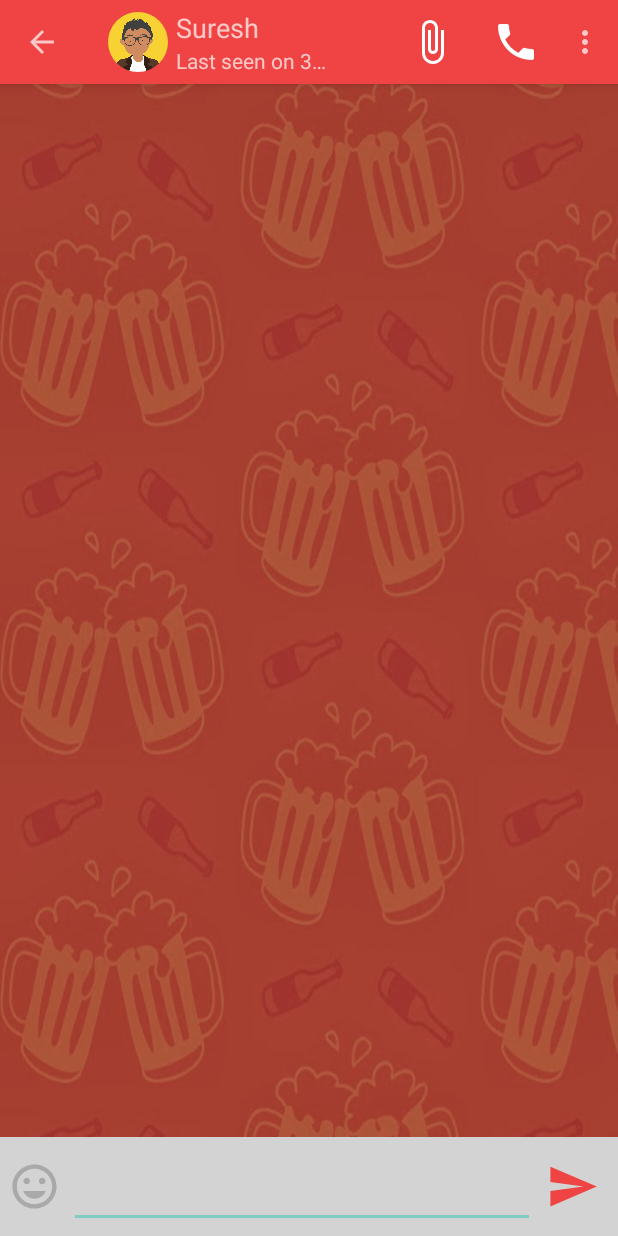
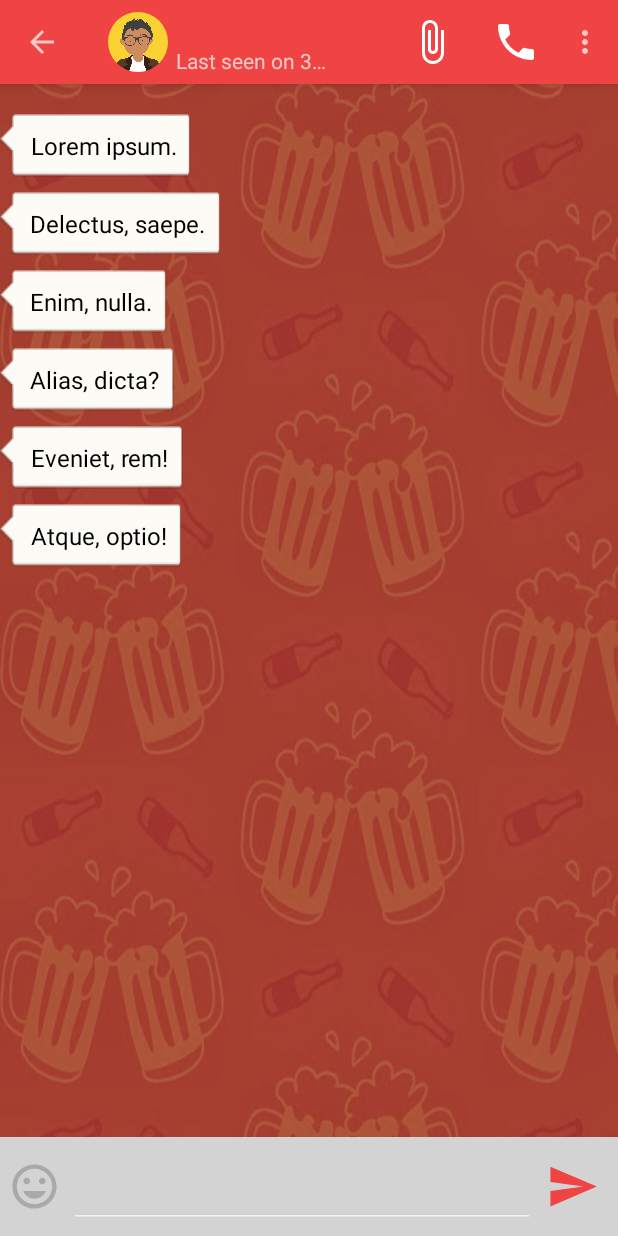
Before and after one commit to lezwon/GigPool, an Android app: the ChatMessagesActivity screen opened directly, with no data from a screen before it, on a phone screen of 412 x 824 dp. Run offline under Robolectric (Android 15) with nearby library versions, the phone set to English and light mode, and no system bars; our stand-ins replace ButterKnife, CircleImageView; libraries missing offline, so code that uses them is left out: com.rockerhieu.emojicon; plain views replace EmojiconEditText; 3 statements that could not run were skipped.

Commit message:
added message ListView added 70% with scaling for main activity

```diff
--- a/app/src/main/AndroidManifest.xml
+++ b/app/src/main/AndroidManifest.xml
@@ -16,7 +16,6 @@
         >
             <intent-filter>
                 <action android:name="android.intent.action.MAIN"/>
-
                 <category android:name="android.intent.category.LAUNCHER"/>
             </intent-filter>
         </activity>
@@ -26,7 +25,7 @@
         </activity>
         <activity
                 android:name=".ChatMessagesActivity"
-                android:windowSoftInputMode="stateVisible|adjustPan"
+                android:windowSoftInputMode="stateUnspecified|adjustPan"
         >
 
             <meta-data
--- a/app/src/main/java/test/lezwon/firstapp/ChatMessagesActivity.java
+++ b/app/src/main/java/test/lezwon/firstapp/ChatMessagesActivity.java
@@ -6,8 +6,9 @@ import android.support.v7.app.ActionBar;
 import android.support.v7.app.AppCompatActivity;
 import android.support.v7.widget.Toolbar;
 import android.view.*;
-import android.widget.Button;
-import butterknife.BindView;
+import android.widget.ArrayAdapter;
+import android.widget.ListView;
+import android.widget.TextView;
 import butterknife.ButterKnife;
 import butterknife.OnClick;
 import com.rockerhieu.emojicon.EmojiconEditText;
@@ -17,6 +18,8 @@ import com.rockerhieu.emojicon.emoji.Emojicon;
 
 //todo attachment button
 //todo emoji/keyboard toggle button
+//todo fix fragemnt change emoji
+//todo popup
 
 public class ChatMessagesActivity extends AppCompatActivity implements Toolbar.OnMenuItemClickListener,
         EmojiconGridFragment.OnEmojiconClickedListener,
@@ -41,10 +44,7 @@ public class ChatMessagesActivity extends AppCompatActivity implements Toolbar.O
         emojiconEditText = (EmojiconEditText) findViewById(R.id.chat_textbox);
         fragmentContainer = (ViewGroup) findViewById(R.id.emojicons_container);
         layoutParams = fragmentContainer.getLayoutParams();
-
         supportFragmentManager.beginTransaction().add(R.id.emojicons_container, emojiconsFragment).commit();
-
-
 
         if(savedInstanceState == null){
             Bundle extras = getIntent().getExtras();
@@ -54,26 +54,26 @@ public class ChatMessagesActivity extends AppCompatActivity implements Toolbar.O
             name = (String) savedInstanceState.getSerializable("EXTRA_CHAT_NAME");
         }
 
-
         /*material design toolbar*/
         Toolbar toolbar = (Toolbar) findViewById(R.id.app_bar);
-        toolbar.setTitle(name);
         setSupportActionBar(toolbar);
 
         /*Get chat toolbar layout*/
         LayoutInflater layoutInflater = (LayoutInflater) getSystemService(LAYOUT_INFLATER_SERVICE);
-        layoutInflater.inflate(R.layout.chat_toolbar_details,toolbar);
+        View toolbarLayout =  layoutInflater.inflate(R.layout.chat_toolbar_details,toolbar);
+        ((TextView)toolbarLayout.findViewById(R.id.chat_name)).setText(name);
+
+        /*Initialize Chat List View*/
+        ListView chatMessagesListView = (ListView) findViewById(R.id.list_chat_messages);
+        ArrayAdapter<String> chatMessagesArrayAdapter = new ArrayAdapter<>(this,R.layout.layout_chat_message,getResources().getStringArray(R.array.dummy_data));
+        chatMessagesListView.setAdapter(chatMessagesArrayAdapter);
 
         /*Initializes action bar abd back button*/
         ActionBar actionBar = getSupportActionBar();
-
         assert actionBar != null;
-
         actionBar.setHomeButtonEnabled(true);
         actionBar.setDisplayHomeAsUpEnabled(true);
-
         toolbar.setOnMenuItemClickListener(this);
-
         this.getWindow().setSoftInputMode(WindowManager.LayoutParams.SOFT_INPUT_STATE_ALWAYS_HIDDEN);
     }
 
--- /dev/null
+++ b/app/src/main/res/drawable/ic_messenger.xml
@@ -0,0 +1,4 @@
+<vector android:height="50dp" android:viewportHeight="24.0"
+    android:viewportWidth="24.0" android:width="100dp" xmlns:android="http://schemas.android.com/apk/res/android">
+    <path android:fillColor="#FFF" android:pathData="M20,2H4c-1.1,0 -2,0.9 -2,2v18l4,-4h14c1.1,0 2,-0.9 2,-2V4c0,-1.1 -0.9,-2 -2,-2z"/>
+</vector>
--- a/app/src/main/res/layout/activity_chat_messages.xml
+++ b/app/src/main/res/layout/activity_chat_messages.xml
@@ -1,17 +1,30 @@
 <?xml version="1.0" encoding="utf-8"?>
-<RelativeLayout
+<LinearLayout
         xmlns:android="http://schemas.android.com/apk/res/android"
         xmlns:tools="http://schemas.android.com/tools"
         xmlns:emojicon="http://schemas.android.com/apk/res-auto"
+        tools:context="test.lezwon.firstapp.ChatMessagesActivity"
         android:layout_width="match_parent"
         android:layout_height="match_parent"
         android:background="@drawable/chat_bg"
         android:orientation="vertical"
-        tools:context="test.lezwon.firstapp.ChatMessagesActivity"
         android:focusable="false"
+        android:animateLayoutChanges="true"
 >
 
         <include layout="@layout/app_bar"/>
+
+        <ListView
+                android:layout_marginTop="20dp"
+                android:id="@+id/list_chat_messages"
+                android:layout_width="match_parent"
+                android:layout_height="0dp"
+                android:dividerHeight="10sp"
+                android:transcriptMode="alwaysScroll"
+                android:divider="@null"
+                android:layout_weight="1"
+
+        />
 
 
         <LinearLayout
@@ -21,7 +34,7 @@
                 android:weightSum="1"
                 android:padding="5dp"
                 android:background="@color/LightGrey"
-                android:layout_above="@+id/emojicons_container"
+                android:layout_gravity="bottom"
         >
                 <ImageButton
                         android:id="@+id/btn_insert_emoji"
@@ -32,6 +45,7 @@
                         android:tint="@color/DarkGray"
                         android:layout_marginEnd="5dp"
                         android:layout_marginRight="5dp"
+
                 />
 
                 <com.rockerhieu.emojicon.EmojiconEditText
@@ -63,8 +77,8 @@
                 android:id="@+id/emojicons_container"
                 android:layout_width="match_parent"
                 android:layout_height="0dp"
-                android:layout_alignParentBottom="true"
+                android:layout_gravity="bottom"
                 android:background="@color/LightGrey"
         />
 
-</RelativeLayout>
+</LinearLayout>
--- /dev/null
+++ b/app/src/main/res/layout/layout_chat_message.xml
@@ -0,0 +1,14 @@
+<?xml version="1.0" encoding="utf-8"?>
+<TextView
+        xmlns:android="http://schemas.android.com/apk/res/android"
+        xmlns:app="http://schemas.android.com/apk/res-auto"
+        android:layout_width="wrap_content"
+        android:layout_height="wrap_content"
+        android:padding="10dp"
+        android:background="@drawable/balloon_incoming_normal"
+        android:textColor="@color/Black"
+        android:textSize="16sp"
+        android:gravity="center"
+        android:paddingStart="20dp"
+        android:paddingLeft="20dp"
+/>
--- a/app/src/main/res/menu/menu_chat_messages.xml
+++ b/app/src/main/res/menu/menu_chat_messages.xml
@@ -23,4 +23,10 @@
             app:showAsAction="never"
     />
 
+    <item
+            android:id="@+id/opt_delete"
+            android:title="@string/opt_delete"
+            app:showAsAction="never"
+    />
+
 </menu>
--- /dev/null
+++ b/app/src/main/res/values/arrays.xml
@@ -0,0 +1,11 @@
+<?xml version="1.0" encoding="utf-8"?>
+<resources>
+    <string-array name="dummy_data">
+        <item>Lorem ipsum.</item>
+        <item>Delectus, saepe.</item>
+        <item>Enim, nulla.</item>
+        <item>Alias, dicta?</item>
+        <item>Eveniet, rem!</item>
+        <item>Atque, optio!</item>
+    </string-array>
+</resources>
--- a/app/src/main/res/values/strings.xml
+++ b/app/src/main/res/values/strings.xml
@@ -27,4 +27,5 @@
     <string name="chat_list_image">chat list profile image</string>
     <string name="opt_attach_file">Attachment</string>
     <string name="opt_call">Call</string>
+    <string name="opt_delete">Remove</string>
 </resources>
```
Also changed, not shown: app/src/main/res/drawable/ic_messenger_24dp.xml (added, +9 -0 lines), app/src/main/res/layout/activity_main.xml (+31 -23 lines), app/src/main/res/drawable/balloon_incoming_normal.9.png (added).
